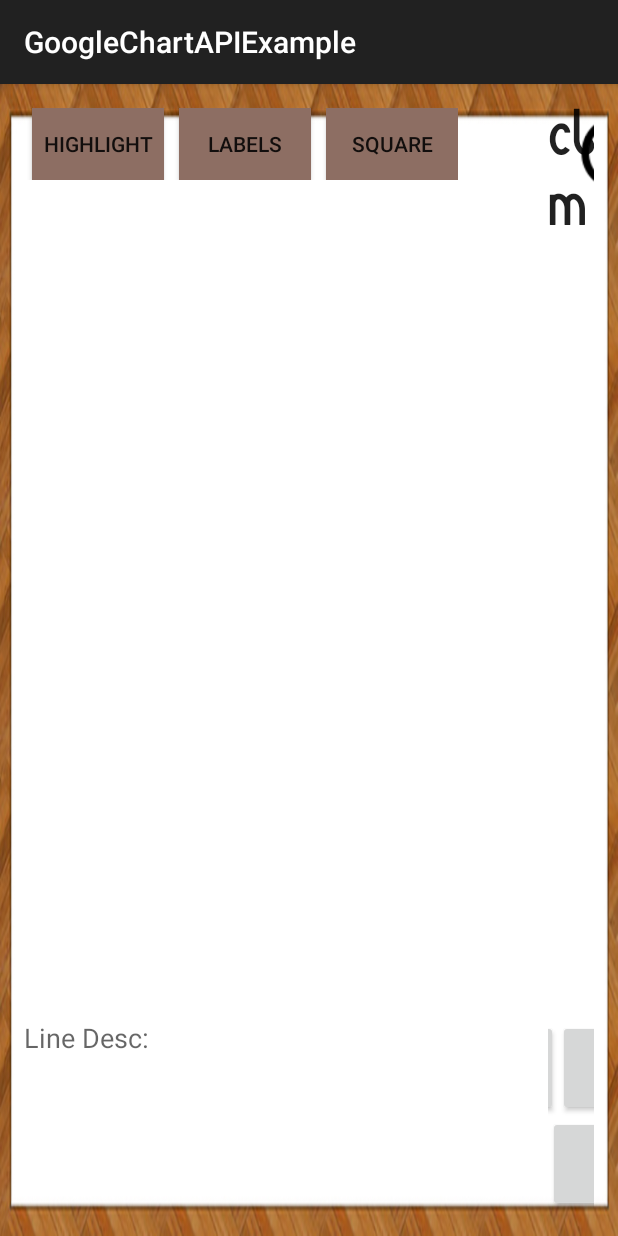
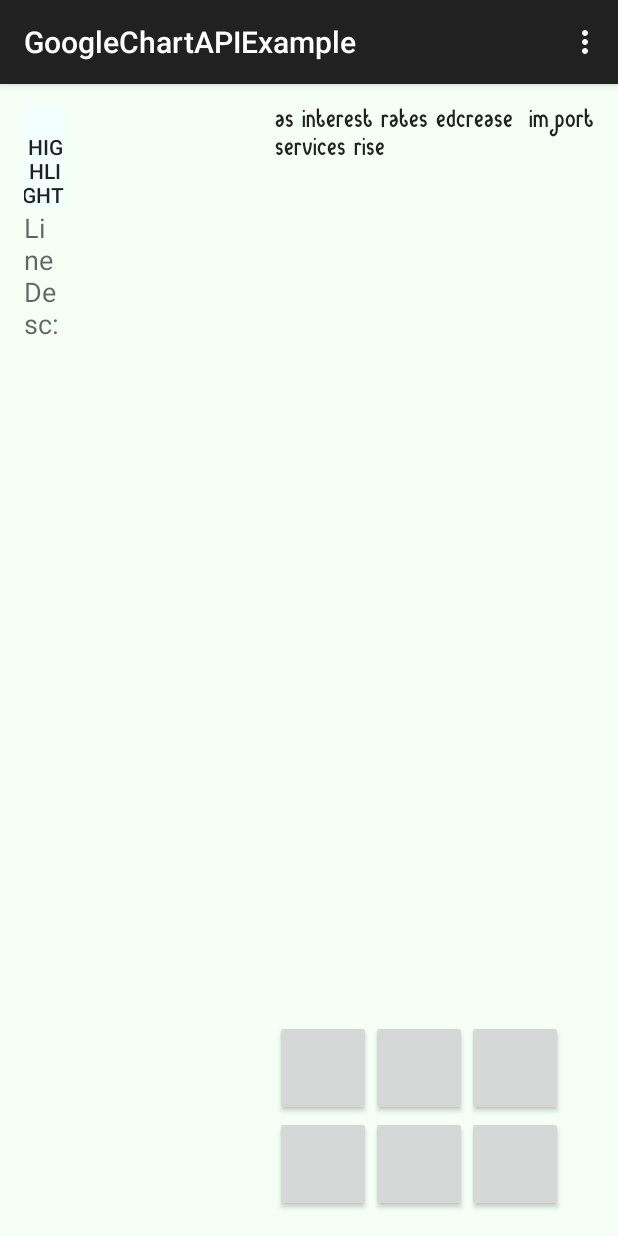
Before and after one commit to faurehu/KCLprojectWalk, an Android app: the screen it shows after launch (MainActivity), on a phone screen of 412 x 824 dp. Run offline under Robolectric (Android 15) with nearby library versions, the phone set to English and light mode, and no system bars; libraries missing offline, so code that uses them is left out: lecho.lib.hellocharts, tyrantgit.explosionfield; plain views replace CircleButton; 17 statements that could not run were skipped.

Commit message:
still to solve bugs

```diff
--- a/app/src/main/AndroidManifest.xml
+++ b/app/src/main/AndroidManifest.xml
@@ -6,10 +6,10 @@
         android:allowBackup="true"
         android:icon="@mipmap/ic_launcher"
         android:label="@string/app_name"
-        android:theme="@style/AppTheme" >
+        android:theme="@style/AppTheme">
         <activity
             android:name=".MainActivity"
-            android:label="@string/app_name" >
+            android:label="@string/app_name">
             <intent-filter>
                 <action android:name="android.intent.action.MAIN" />
 
--- a/app/src/main/res/layout/activity_main.xml
+++ b/app/src/main/res/layout/activity_main.xml
@@ -3,7 +3,7 @@
     xmlns:app="http://schemas.android.com/apk/res-auto"
     android:layout_width="match_parent"
     android:layout_height="match_parent"
-    android:background="@drawable/bg_walk_mdpi"
+    android:background="#f5fff5"
     android:paddingBottom="@dimen/activity_vertical_margin"
     android:paddingLeft="@dimen/activity_horizontal_margin"
     android:paddingRight="@dimen/activity_horizontal_margin"
@@ -17,7 +17,8 @@
         android:layout_height="match_parent"
         android:layout_gravity="center_vertical"
         android:id="@+id/linLayoutLeft"
-        android:weightSum="1">
+        android:weightSum="1"
+        android:layout_weight="0.73">
 
         <!--<TextView-->
         <!--android:layout_width="wrap_content"-->
@@ -40,7 +41,7 @@
                 android:layout_width="wrap_content"
                 android:layout_height="wrap_content"
                 android:text=" highlight "
-                android:background="#8d6e63"
+                android:background="#f3fffc"
                 android:id="@+id/button" />
             <View
                 android:layout_width="10dp"
@@ -50,7 +51,7 @@
                 android:layout_width="wrap_content"
                 android:layout_height="wrap_content"
                 android:text=" Labels "
-                android:background="#8d6e63"
+                android:background="#f3fffc"
                 android:id="@+id/button2" />
             <View
                 android:layout_width="10dp"
@@ -59,16 +60,10 @@
             <Button
                 android:layout_width="wrap_content"
                 android:layout_height="wrap_content"
-                android:background="#8d6e63"
+                android:background="#f3fffc"
                 android:text=" Square "
                 android:id="@+id/button3" />
         </LinearLayout>
-
-        <FrameLayout
-            android:layout_width="match_parent"
-            android:layout_height="231dp"
-            android:id="@+id/frameLayout"
-            android:layout_weight="0.76"></FrameLayout>
 
         <TextView
             android:layout_width="wrap_content"
@@ -77,14 +72,20 @@
             android:text="Line Desc:"
             android:id="@+id/textView2" />
 
+        <FrameLayout
+            android:layout_width="match_parent"
+            android:layout_height="wrap_content"
+            android:id="@+id/frameLayout"
+            android:layout_above="@+id/linearLayout"
+            android:layout_alignParentStart="true"></FrameLayout>
+
     </LinearLayout>
 
     <RelativeLayout
         android:orientation="horizontal"
-        android:layout_width="217dp"
+        android:layout_width="471dp"
         android:layout_height="match_parent"
-        android:id="@+id/linLayoutRight"
-        android:layout_weight="0.75">
+        android:id="@+id/linLayoutRight">
 
 
         <TextView
@@ -92,9 +93,11 @@
             android:layout_width="wrap_content"
             android:layout_height="wrap_content"
             android:textAppearance="?android:attr/textAppearanceLarge"
-            android:text="Claim -"
-            android:textSize="50dp"
-            android:id="@+id/ourClaim" />
+            android:text="As interest rates edcrease, imports of goods and services rise"
+            android:textSize="20dp"
+            android:id="@+id/ourClaim"
+            android:layout_alignParentTop="true"
+            android:layout_alignStart="@+id/linearLayout" />
 
 
         <LinearLayout
--- a/app/src/main/res/menu/menu_main.xml
+++ b/app/src/main/res/menu/menu_main.xml
@@ -1,6 +1,41 @@
 <menu xmlns:android="http://schemas.android.com/apk/res/android"
     xmlns:app="http://schemas.android.com/apk/res-auto"
     xmlns:tools="http://schemas.android.com/tools" tools:context=".MainActivity">
-    <item android:id="@+id/action_settings" android:title="@string/action_settings"
-        android:orderInCategory="100" app:showAsAction="never" />
+
+    <item android:id="@+id/check_UK"
+        android:title="United Kingdom"
+        android:orderInCategory="100"
+        android:checkable="true"
+        android:showAsAction="never"/>
+
+    <item android:id="@+id/check_US"
+        android:title="United States"
+        android:orderInCategory="100"
+        android:checkable="true"
+        android:showAsAction="never"/>
+
+    <item android:id="@+id/check_CN"
+        android:title="China"
+        android:orderInCategory="100"
+        android:checkable="true"
+        android:showAsAction="never"/>
+
+    <item android:id="@+id/check_AUS"
+        android:title="Australia"
+        android:orderInCategory="100"
+        android:checkable="true"
+        android:showAsAction="never"/>
+
+    <item android:id="@+id/check_IND"
+        android:title="India"
+        android:orderInCategory="100"
+        android:checkable="true"
+        android:showAsAction="never"/>
+
+    <item android:id="@+id/check_DE"
+        android:title="Germany"
+        android:orderInCategory="100"
+        android:checkable="true"
+        android:showAsAction="never"/>
+
 </menu>
```
Also changed, not shown: app/src/main/java/com/example/amosmadalinneculau/googlechartapiexample/MainActivity.java (+86 -8 lines), 1 other file.
